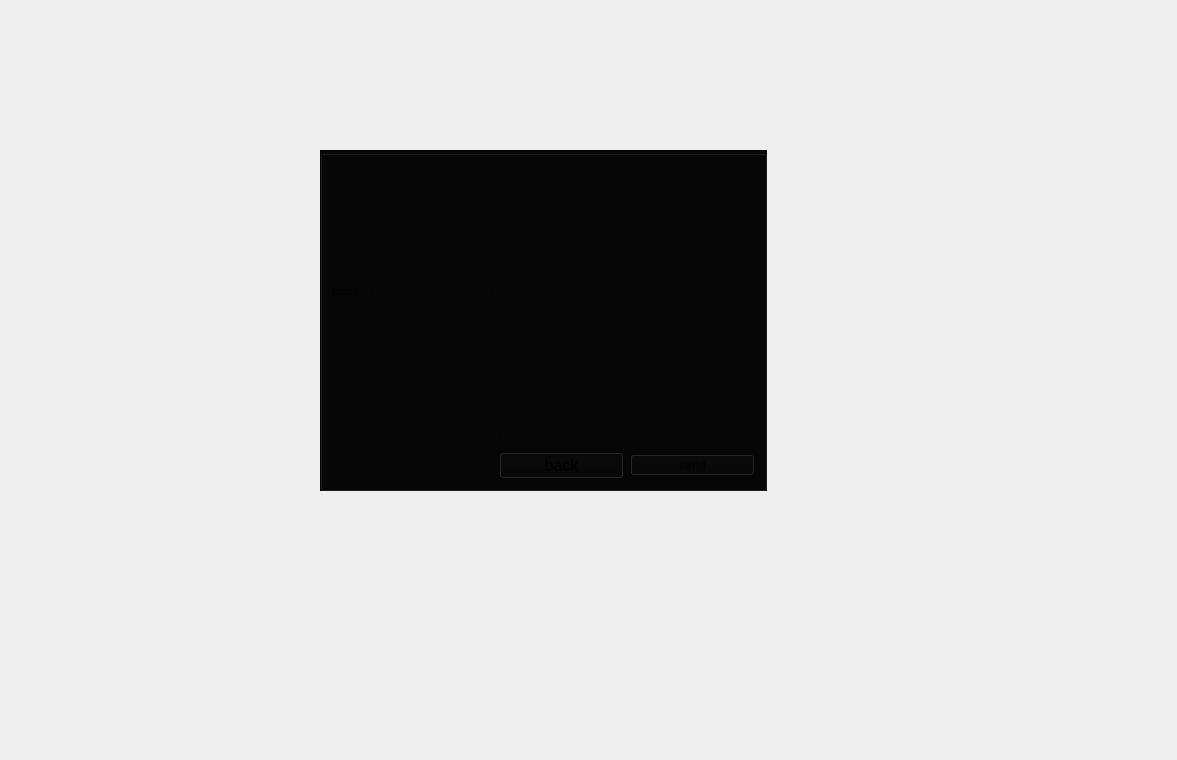
This is massenger/sendmessageuser_dialog.ui in MahanBeidokhti/AP-Messenger as Qt 5 draws it before an edit. The edited form follows.
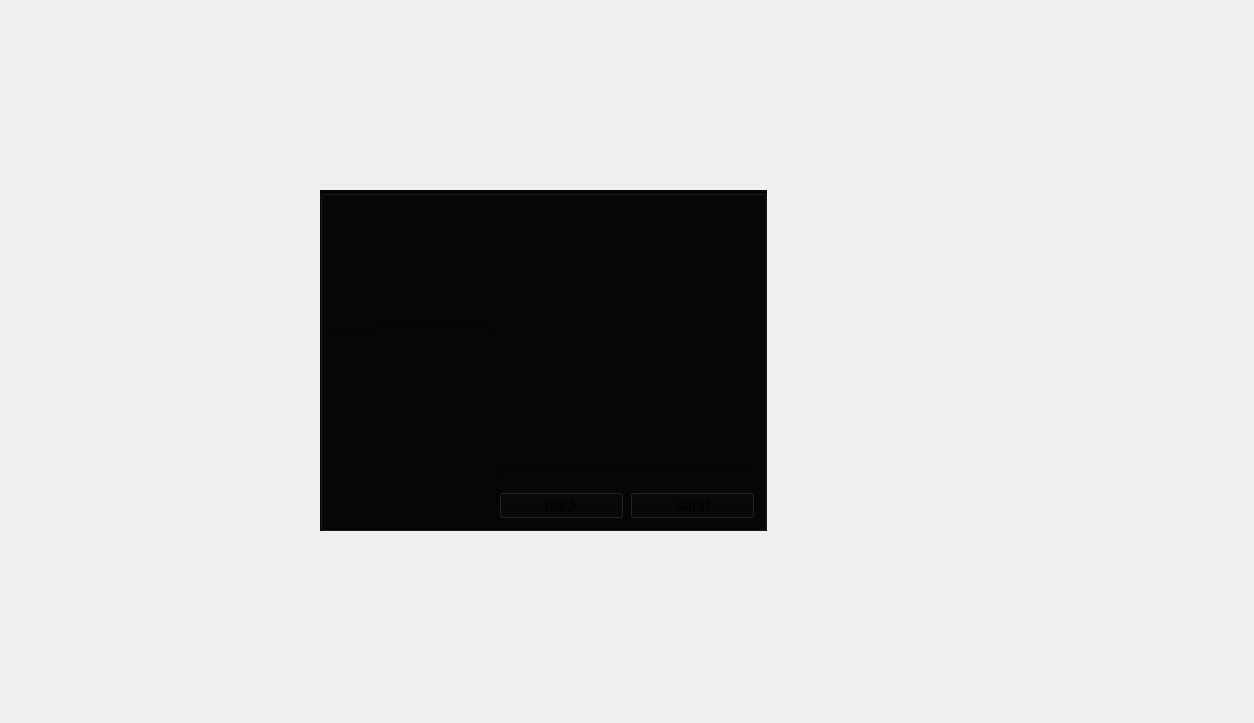
This is the edited form. Icons and pictures are not drawn.

```diff
--- a/massenger/sendmessageuser_dialog.ui
+++ b/massenger/sendmessageuser_dialog.ui
@@ -6,8 +6,8 @@
    <rect>
     <x>0</x>
     <y>0</y>
-    <width>1177</width>
-    <height>760</height>
+    <width>1254</width>
+    <height>723</height>
    </rect>
   </property>
   <property name="font">
@@ -25,7 +25,7 @@
    <property name="geometry">
     <rect>
      <x>380</x>
-     <y>190</y>
+     <y>230</y>
      <width>311</width>
      <height>221</height>
     </rect>
@@ -80,7 +80,7 @@
    <property name="geometry">
     <rect>
      <x>320</x>
-     <y>150</y>
+     <y>190</y>
      <width>447</width>
      <height>341</height>
     </rect>
@@ -141,6 +141,11 @@
     </item>
     <item row="2" column="2">
      <widget class="QPushButton" name="send_pushButton">
+      <property name="font">
+       <font>
+        <pointsize>12</pointsize>
+       </font>
+      </property>
       <property name="text">
        <string>send</string>
       </property>
```
